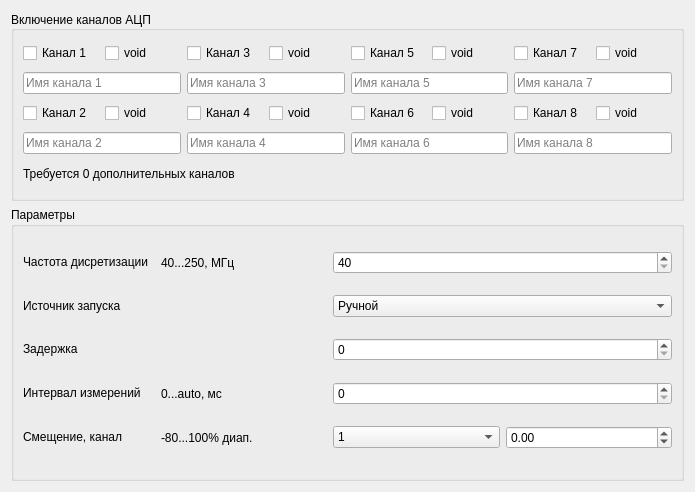
Above: ui/ADCUIDesign.ui from AVSidorov/FT2SXR before the change. Below: the same form after it.
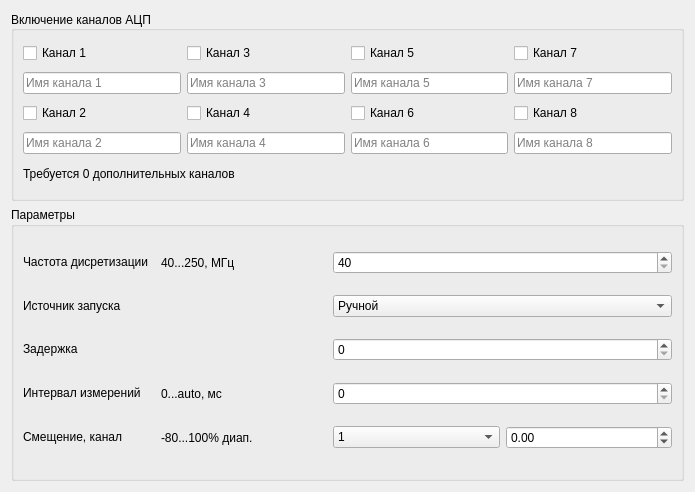
That is the form after the change.

```diff
--- a/ui/ADCUIDesign.ui
+++ b/ui/ADCUIDesign.ui
@@ -64,72 +64,10 @@
         <bool>false</bool>
        </property>
        <layout class="QGridLayout" name="gridLayout">
-        <item row="4" column="4">
-         <widget class="QCheckBox" name="ch6_checkBox">
-          <property name="text">
-           <string>Канал 6</string>
-          </property>
-         </widget>
-        </item>
-        <item row="4" column="6">
-         <widget class="QCheckBox" name="ch8_checkBox">
-          <property name="text">
-           <string>Канал 8</string>
-          </property>
-          <property name="iconSize">
-           <size>
-            <width>16</width>
-            <height>16</height>
-           </size>
-          </property>
-         </widget>
-        </item>
-        <item row="0" column="6">
-         <widget class="QCheckBox" name="ch7_checkBox">
-          <property name="text">
-           <string>Канал 7</string>
-          </property>
-         </widget>
-        </item>
-        <item row="4" column="2">
-         <widget class="QCheckBox" name="ch4_checkBox">
-          <property name="text">
-           <string>Канал 4</string>
-          </property>
-         </widget>
-        </item>
-        <item row="4" column="0">
-         <widget class="QCheckBox" name="ch2_checkBox">
-          <property name="text">
-           <string>Канал 2</string>
-          </property>
-         </widget>
-        </item>
-        <item row="0" column="0">
-         <widget class="QCheckBox" name="ch1_checkBox">
-          <property name="text">
-           <string>Канал 1</string>
-          </property>
-         </widget>
-        </item>
-        <item row="0" column="2">
-         <widget class="QCheckBox" name="ch3_checkBox">
-          <property name="text">
-           <string>Канал 3</string>
-          </property>
-         </widget>
-        </item>
-        <item row="0" column="4">
-         <widget class="QCheckBox" name="ch5_checkBox">
-          <property name="text">
-           <string>Канал 5</string>
-          </property>
-         </widget>
-        </item>
-        <item row="5" column="4" colspan="2">
-         <widget class="QLineEdit" name="ch6_name_lineEdit">
+        <item row="5" column="0" colspan="2">
+         <widget class="QLineEdit" name="ch2_name_lineEdit">
           <property name="placeholderText">
-           <string>Имя канала 6</string>
+           <string>Имя канала 2</string>
           </property>
          </widget>
         </item>
@@ -140,6 +78,13 @@
           </property>
          </widget>
         </item>
+        <item row="5" column="4" colspan="2">
+         <widget class="QLineEdit" name="ch6_name_lineEdit">
+          <property name="placeholderText">
+           <string>Имя канала 6</string>
+          </property>
+         </widget>
+        </item>
         <item row="5" column="6" colspan="2">
          <widget class="QLineEdit" name="ch8_name_lineEdit">
           <property name="placeholderText">
@@ -147,13 +92,6 @@
           </property>
          </widget>
         </item>
-        <item row="5" column="0" colspan="2">
-         <widget class="QLineEdit" name="ch2_name_lineEdit">
-          <property name="placeholderText">
-           <string>Имя канала 2</string>
-          </property>
-         </widget>
-        </item>
         <item row="5" column="2" colspan="2">
          <widget class="QLineEdit" name="ch4_name_lineEdit">
           <property name="placeholderText">
@@ -178,13 +116,6 @@
           </property>
          </widget>
         </item>
-        <item row="3" column="4" colspan="2">
-         <widget class="QLineEdit" name="ch5_name_lineEdit">
-          <property name="placeholderText">
-           <string>Имя канала 5</string>
-          </property>
-         </widget>
-        </item>
         <item row="6" column="0" colspan="8">
          <widget class="QLabel" name="void_label">
           <property name="maximumSize">
@@ -198,59 +129,96 @@
           </property>
          </widget>
         </item>
-        <item row="0" column="1">
-         <widget class="QCheckBox" name="ch1_void_checkBox">
+        <item row="3" column="4" colspan="2">
+         <widget class="QLineEdit" name="ch5_name_lineEdit">
+          <property name="placeholderText">
+           <string>Имя канала 5</string>
+          </property>
+         </widget>
+        </item>
+        <item row="0" column="0" colspan="2">
+         <widget class="QCheckBox" name="ch1_checkBox">
           <property name="text">
-           <string>void</string>
+           <string>Канал 1</string>
           </property>
+          <property name="tristate">
+           <bool>false</bool>
+          </property>
          </widget>
         </item>
-        <item row="0" column="3">
-         <widget class="QCheckBox" name="ch3_void_checkBox">
+        <item row="4" column="0" colspan="2">
+         <widget class="QCheckBox" name="ch2_checkBox">
           <property name="text">
-           <string>void</string>
+           <string>Канал 2</string>
           </property>
+          <property name="tristate">
+           <bool>false</bool>
+          </property>
          </widget>
         </item>
-        <item row="0" column="5">
-         <widget class="QCheckBox" name="ch5_void_checkBox">
+        <item row="4" column="2" colspan="2">
+         <widget class="QCheckBox" name="ch4_checkBox">
           <property name="text">
-           <string>void</string>
+           <string>Канал 4</string>
           </property>
+          <property name="tristate">
+           <bool>false</bool>
+          </property>
          </widget>
         </item>
-        <item row="0" column="7">
-         <widget class="QCheckBox" name="ch7_void_checkBox">
+        <item row="4" column="4" colspan="2">
+         <widget class="QCheckBox" name="ch6_checkBox">
           <property name="text">
-           <string>void</string>
+           <string>Канал 6</string>
           </property>
+          <property name="tristate">
+           <bool>false</bool>
+          </property>
          </widget>
         </item>
-        <item row="4" column="1">
-         <widget class="QCheckBox" name="ch2_void_checkBox">
+        <item row="0" column="4" colspan="2">
+         <widget class="QCheckBox" name="ch5_checkBox">
           <property name="text">
-           <string>void</string>
+           <string>Канал 5</string>
           </property>
+          <property name="tristate">
+           <bool>false</bool>
+          </property>
          </widget>
         </item>
-        <item row="4" column="3">
-         <widget class="QCheckBox" name="ch4_void_checkBox">
+        <item row="0" column="2" colspan="2">
+         <widget class="QCheckBox" name="ch3_checkBox">
           <property name="text">
-           <string>void</string>
+           <string>Канал 3</string>
           </property>
+          <property name="tristate">
+           <bool>false</bool>
+          </property>
          </widget>
         </item>
-        <item row="4" column="5">
-         <widget class="QCheckBox" name="ch6_void_checkBox">
+        <item row="0" column="6" colspan="2">
+         <widget class="QCheckBox" name="ch7_checkBox">
           <property name="text">
-           <string>void</string>
+           <string>Канал 7</string>
           </property>
+          <property name="tristate">
+           <bool>false</bool>
+          </property>
          </widget>
         </item>
-        <item row="4" column="7">
-         <widget class="QCheckBox" name="ch8_void_checkBox">
+        <item row="4" column="6" colspan="2">
+         <widget class="QCheckBox" name="ch8_checkBox">
           <property name="text">
-           <string>void</string>
+           <string>Канал 8</string>
+          </property>
+          <property name="iconSize">
+           <size>
+            <width>16</width>
+            <height>16</height>
+           </size>
+          </property>
+          <property name="tristate">
+           <bool>false</bool>
           </property>
          </widget>
         </item>
@@ -284,7 +252,7 @@
          </widget>
         </item>
         <item row="0" column="0">
-         <widget class="QLabel" name="frec_label">
+         <widget class="QLabel" name="freq_label">
           <property name="sizePolicy">
            <sizepolicy hsizetype="Fixed" vsizetype="Fixed">
             <horstretch>0</horstretch>
@@ -297,7 +265,7 @@
          </widget>
         </item>
         <item row="0" column="2" colspan="2">
-         <widget class="QSpinBox" name="frec_spinBox">
+         <widget class="QSpinBox" name="freq_spinBox">
           <property name="minimum">
            <number>40</number>
           </property>
@@ -324,7 +292,7 @@
          </widget>
         </item>
         <item row="0" column="1">
-         <widget class="QLabel" name="frec_val_label">
+         <widget class="QLabel" name="freq_val_label">
           <property name="text">
            <string>40...250, МГц</string>
           </property>
```
